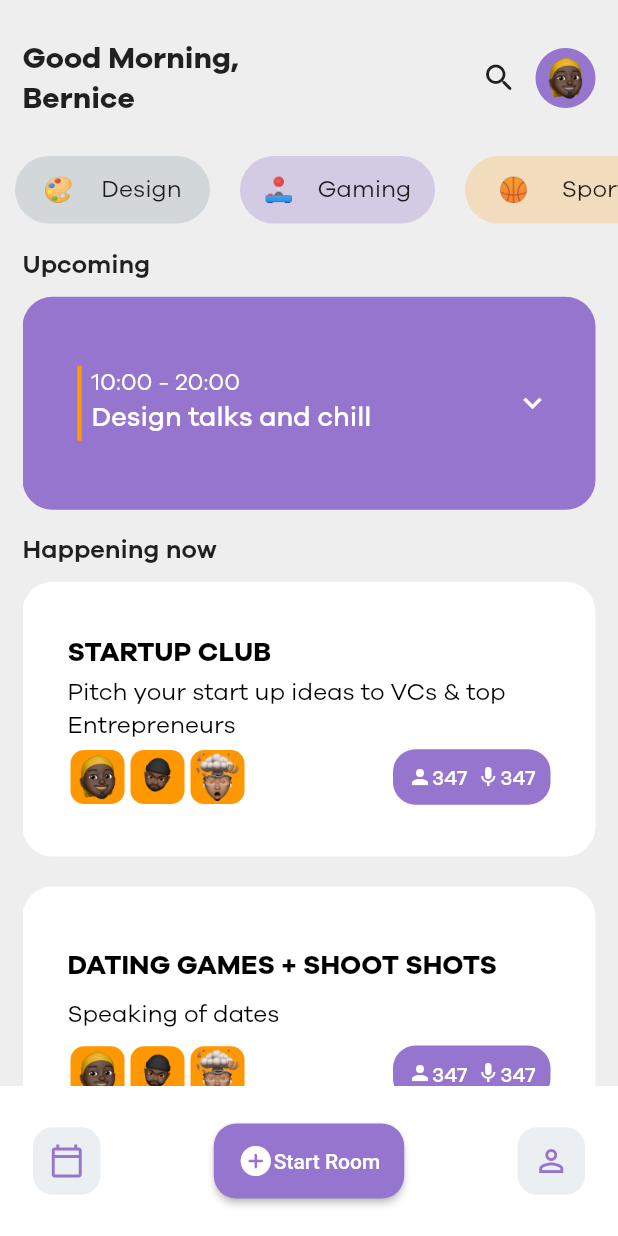
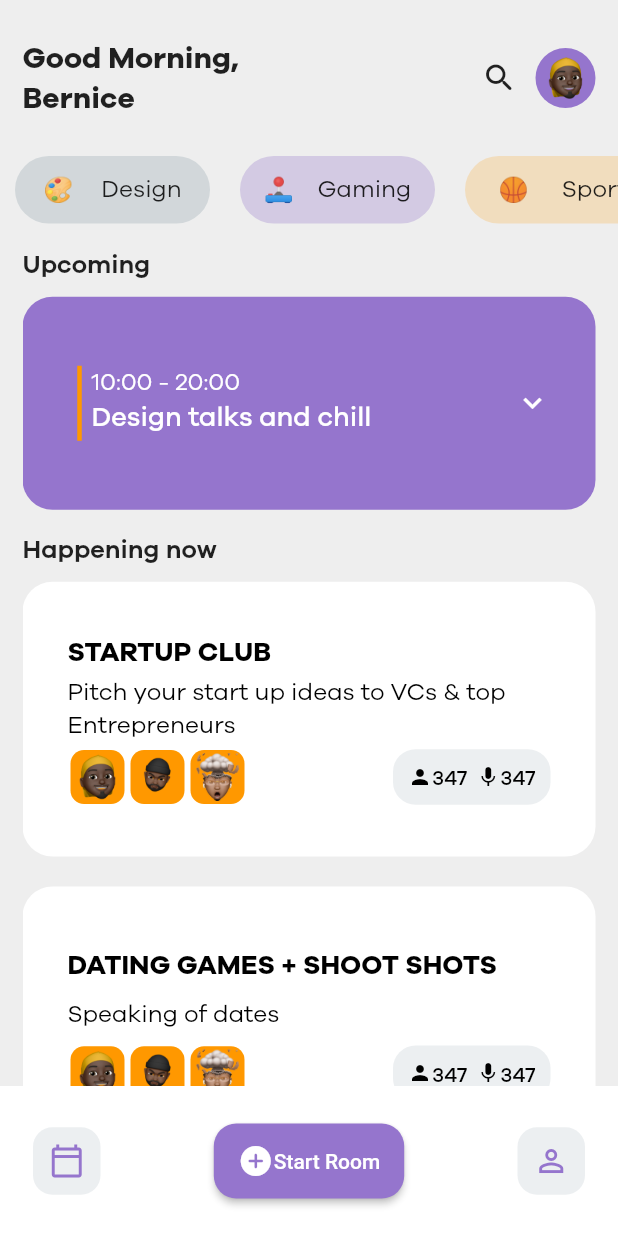
Before and after one commit to Codesait/geekHouse, a Flutter app: the screen it shows after launch, on a phone screen of 412 x 824 dp. Run offline on Flutter 3.47's test engine with Material 2 defaults, Android fonts, the phone set to English and light mode, and no system bars.

Commit message:
home page completed

```diff
--- a/lib/widget/currentTalks.dart
+++ b/lib/widget/currentTalks.dart
@@ -70,19 +70,19 @@ class CurrentTablet extends StatelessWidget {
                   padding: const EdgeInsets.all(10),
                   decoration: BoxDecoration(
                     borderRadius: BorderRadius.circular(15),
-                    color: Colors.deepPurple.shade300
+                    color: Colors.blueGrey.shade50
                   ),
                   child: Row(
                     mainAxisAlignment: MainAxisAlignment.spaceBetween,
                     children: [
                       Row(
                         children: [
-                          Icon(Icons.person,color: Colors.white,size: 16,),
+                          Icon(Icons.person,color: Colors.black,size: 16,),
                           Text(
                             visitors,
                             style: TextStyle(
                                 fontFamily: 'Galano',
-                                color: Colors.white,
+                                color: Colors.black,
                                 fontWeight: FontWeight.w500,
                                 fontSize: 14
                             ),
@@ -91,12 +91,12 @@ class CurrentTablet extends StatelessWidget {
                       SizedBox(width: 5),
                       Row(
                           children: [
-                            Icon(Icons.mic,color: Colors.white,size: 16,),
+                            Icon(Icons.mic,color: Colors.black,size: 16,),
                             Text(
                               visitors,
                               style: TextStyle(
                                   fontFamily: 'Galano',
-                                  color: Colors.white,
+                                  color: Colors.black,
                                   fontWeight: FontWeight.w500,
                                   fontSize: 14
                               ),
```
